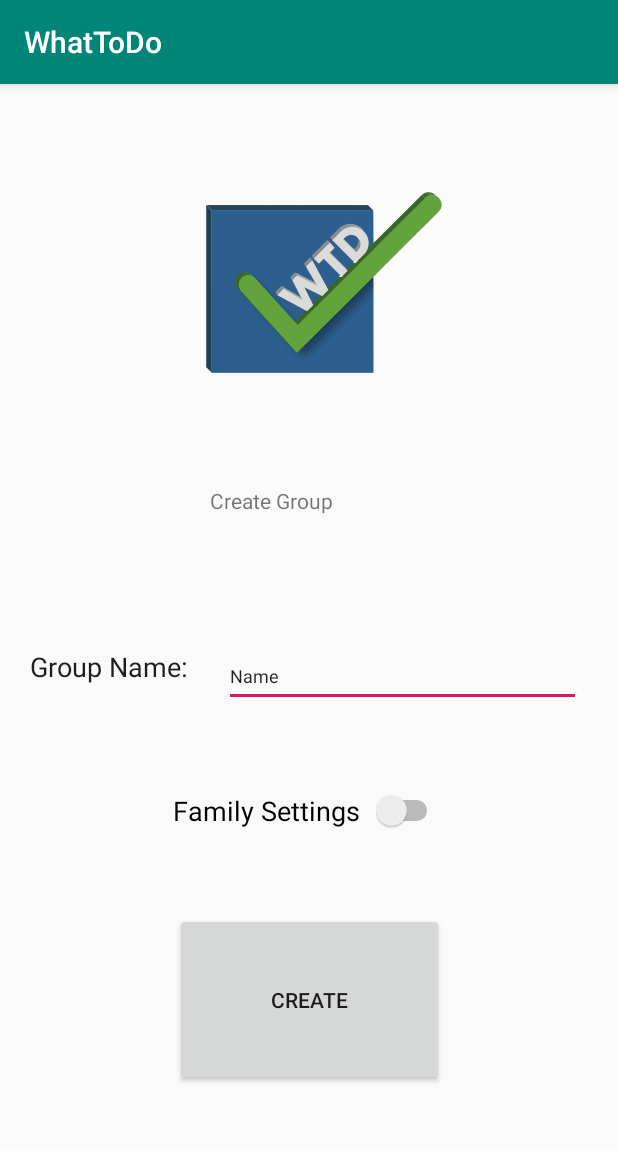
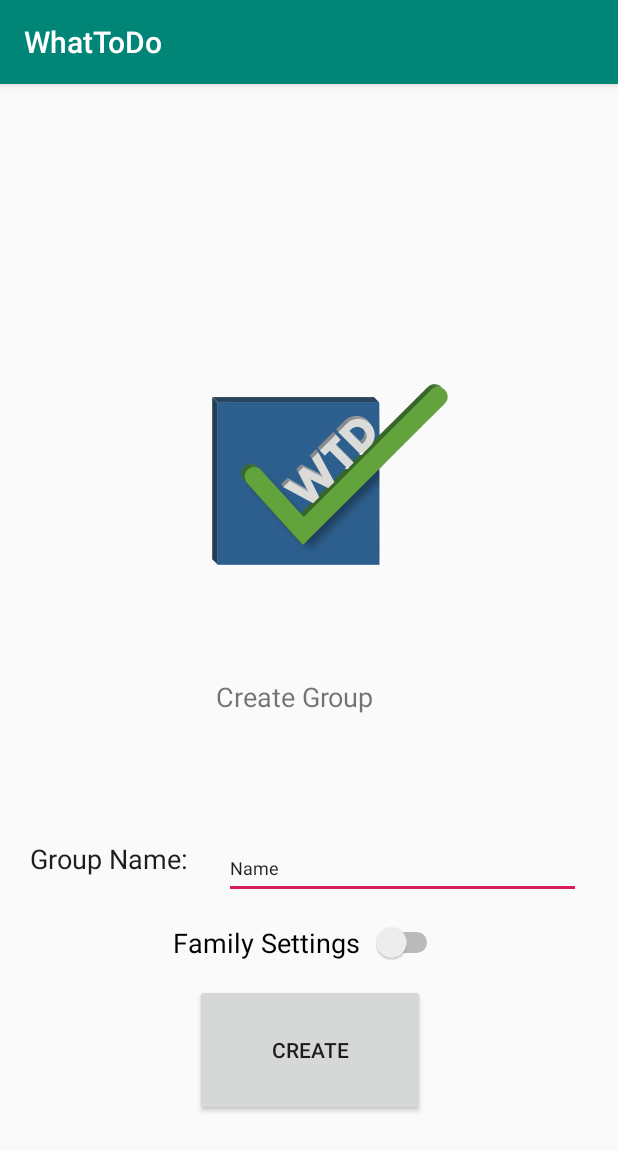
Before and after one commit to damichaels/WhatToDo-CS495, an Android app: the CreateGroup screen opened directly, with no data from a screen before it, on a phone screen of 412 x 824 dp. Shown: the top 1151 px of the screen. Run offline under Robolectric (Android 15) with nearby library versions, the phone set to English and light mode, and no system bars.

Commit message:
fixed formatting on create_group and group_list

```diff
--- a/app/src/main/res/layout/create_group.xml
+++ b/app/src/main/res/layout/create_group.xml
@@ -11,9 +11,9 @@
         android:id="@+id/imageView2"
         android:layout_width="256dp"
         android:layout_height="255dp"
-        android:layout_marginStart="100dp"
-        android:layout_marginLeft="100dp"
-        android:layout_marginBottom="508dp"
+        android:layout_marginStart="104dp"
+        android:layout_marginLeft="104dp"
+        android:layout_marginBottom="380dp"
         android:adjustViewBounds="true"
         app:layout_constraintBottom_toBottomOf="parent"
         app:layout_constraintStart_toStartOf="parent"
@@ -21,18 +21,18 @@
 
     <Button
         android:id="@+id/button"
-        android:layout_width="179dp"
-        android:layout_height="115dp"
+        android:layout_width="153dp"
+        android:layout_height="88dp"
         android:layout_marginStart="149dp"
         android:layout_marginLeft="149dp"
         android:layout_marginTop="56dp"
         android:layout_marginEnd="165dp"
         android:layout_marginRight="165dp"
-        android:layout_marginBottom="100dp"
+        android:layout_marginBottom="80dp"
         android:text="Create"
         app:layout_constraintBottom_toBottomOf="parent"
         app:layout_constraintEnd_toEndOf="parent"
-        app:layout_constraintHorizontal_bias="0.402"
+        app:layout_constraintHorizontal_bias="0.357"
         app:layout_constraintStart_toStartOf="parent"
         app:layout_constraintTop_toBottomOf="@+id/imageView2"
         app:layout_constraintVertical_bias="1.0" />
@@ -50,6 +50,7 @@
         android:gravity="start|top"
         android:inputType="textMultiLine"
         android:text="Create Group"
+        android:textSize="18sp"
         app:layout_constraintEnd_toEndOf="parent"
         app:layout_constraintHorizontal_bias="0.0"
         app:layout_constraintStart_toStartOf="@+id/imageView2"
@@ -59,7 +60,7 @@
         android:id="@+id/switch1"
         android:layout_width="180dp"
         android:layout_height="38dp"
-        android:layout_marginTop="48dp"
+        android:layout_marginTop="8dp"
         android:text="Family Settings"
         android:textSize="18sp"
         app:layout_constraintEnd_toEndOf="parent"
```
Also changed, not shown: app/src/main/res/layout/group_list.xml (+4 -14 lines).
